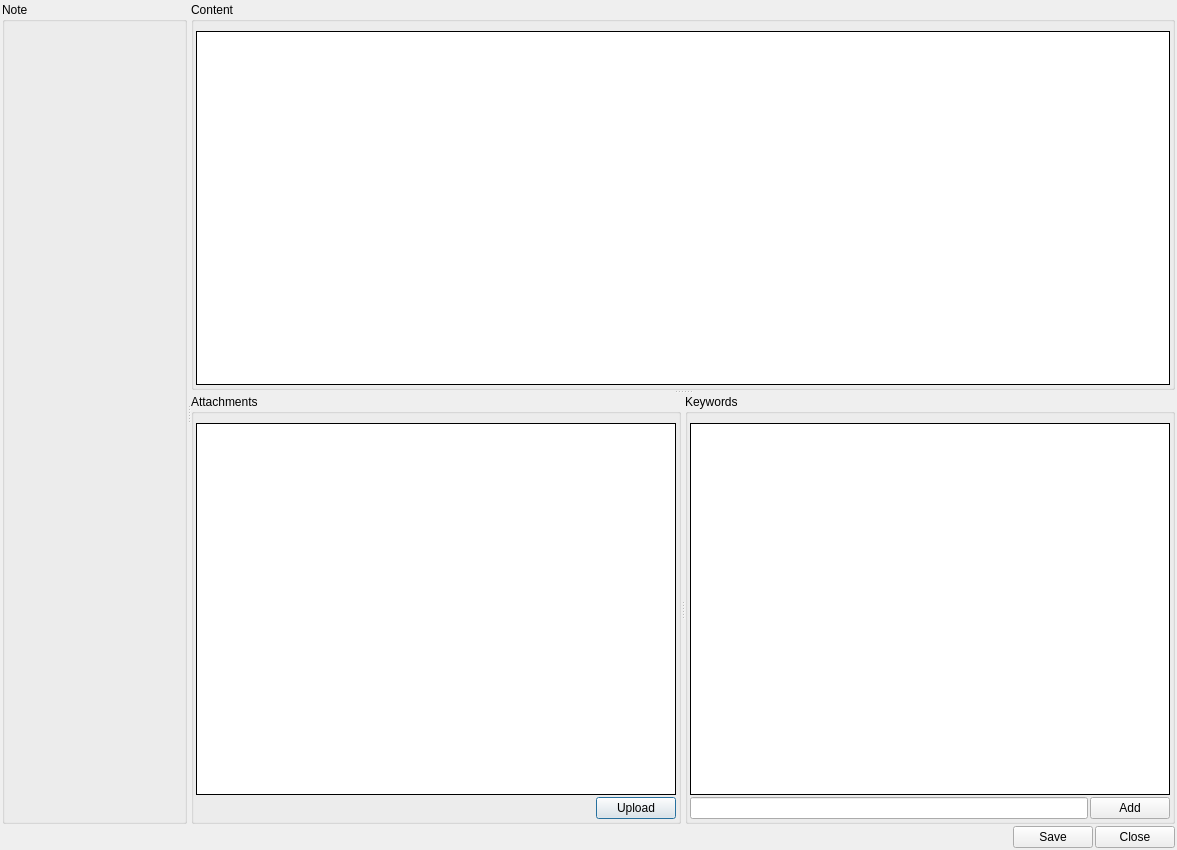
This is apyec/editor.ui in HazenBabcock/APyEC as Qt 5 draws it before an edit. The edited form follows.
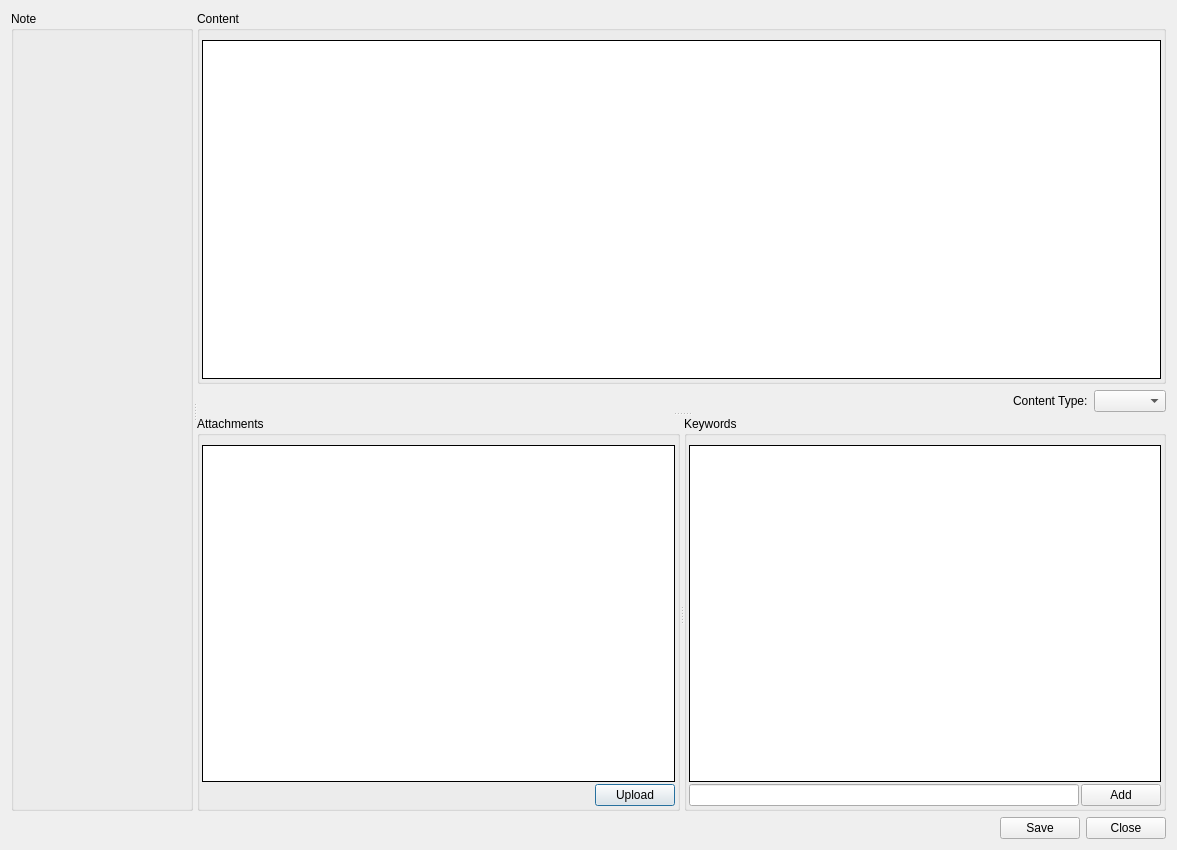
This is the edited form. Custom widgets are drawn as their Qt base class.

```diff
--- a/apyec/editor.ui
+++ b/apyec/editor.ui
@@ -13,13 +13,7 @@
   <property name="windowTitle">
    <string>Jezen Note Editor</string>
   </property>
-  <layout class="QVBoxLayout" name="verticalLayout_2">
-   <property name="spacing">
-    <number>2</number>
-   </property>
-   <property name="margin">
-    <number>2</number>
-   </property>
+  <layout class="QVBoxLayout" name="verticalLayout_3">
    <item>
     <widget class="QSplitter" name="viewEditSplitter">
      <property name="orientation">
@@ -40,6 +34,9 @@
       <property name="orientation">
        <enum>Qt::Vertical</enum>
       </property>
+      <widget class="QWidget" name="">
+       <layout class="QVBoxLayout" name="verticalLayout_2">
+        <item>
       <widget class="QGroupBox" name="markdownGroupBox">
        <property name="sizePolicy">
         <sizepolicy hsizetype="Preferred" vsizetype="MinimumExpanding">
@@ -77,7 +74,40 @@
           <property name="frameShadow">
            <enum>QFrame::Plain</enum>
           </property>
-         </widget>
+             <property name="tabStopWidth">
+              <number>40</number>
+             </property>
+            </widget>
+           </item>
+          </layout>
+         </widget>
+        </item>
+        <item>
+         <layout class="QHBoxLayout" name="horizontalLayout_4">
+          <item>
+           <spacer name="horizontalSpacer_3">
+            <property name="orientation">
+             <enum>Qt::Horizontal</enum>
+            </property>
+            <property name="sizeHint" stdset="0">
+             <size>
+              <width>40</width>
+              <height>20</height>
+             </size>
+            </property>
+           </spacer>
+          </item>
+          <item>
+           <widget class="QLabel" name="contentTypeLabel">
+            <property name="text">
+             <string>Content Type:</string>
+            </property>
+           </widget>
+          </item>
+          <item>
+           <widget class="QComboBox" name="contentTypeComboBox"/>
+          </item>
+         </layout>
         </item>
        </layout>
       </widget>
@@ -283,6 +313,11 @@
    <extends>QListView</extends>
    <header>keywords</header>
   </customwidget>
+  <customwidget>
+   <class>NoteTextEdit</class>
+   <extends>QTextEdit</extends>
+   <header>noteTextEdit</header>
+  </customwidget>
  </customwidgets>
  <resources/>
  <connections/>
```
Left out of the diff: 4 changed lines with no effect on the pictures. Lines whose indentation alone changed are shown as unchanged.
